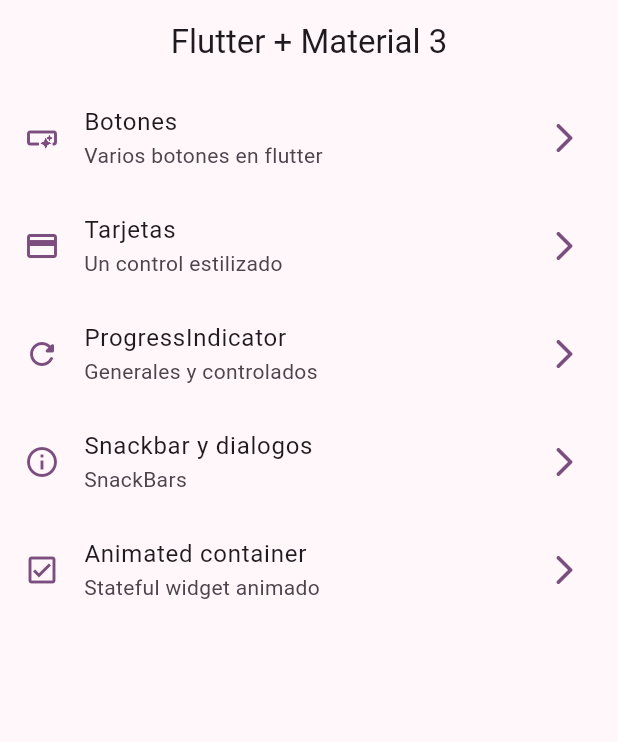
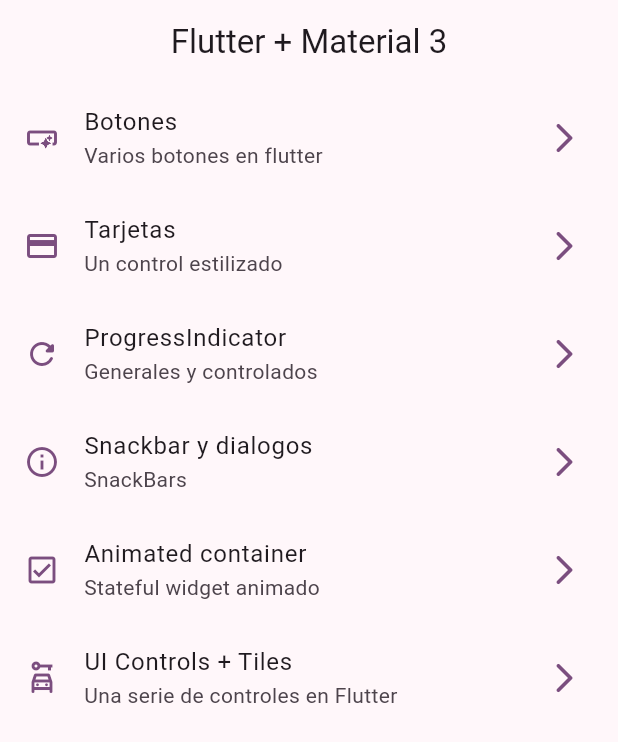
Before and after one commit to RommelOlachea/flutter_widgets_app, a Flutter app: the screen it shows after launch, on a phone screen of 412 x 824 dp. Shown: the top 742 px of the screen. Run offline on Flutter 3.47's test engine with Material 2 defaults, Android fonts, the phone set to English and light mode, and no system bars; our stand-ins replace go_router.

```diff
--- a/lib/config/menu/menu_items.dart
+++ b/lib/config/menu/menu_items.dart
@@ -44,5 +44,11 @@ const appMenuItems = <MenuItem>[
     link: '/animated',
     icon: Icons.check_box_outlined
   ),
+  MenuItem(
+    title: 'UI Controls + Tiles',
+    subTitle: 'Una serie de controles en Flutter',
+    link: '/ui-controls',
+    icon: Icons.car_rental_outlined
+  ),
 
 ];
--- a/lib/config/router/app_router.dart
+++ b/lib/config/router/app_router.dart
@@ -38,6 +38,11 @@ final appRouter = GoRouter(
       path: '/animated',
       builder: (context, state) => AnimatedScreen(),
     ),
+    GoRoute(
+      name: UiControlScreen.name,
+      path: '/ui-controls',
+      builder: (context, state) => UiControlScreen(),
+    ),
   ],
 );
 
```
Also changed, not shown: lib/presentation/screens/ui_controls/ui_controls_screen.dart (+73 -1 lines).
